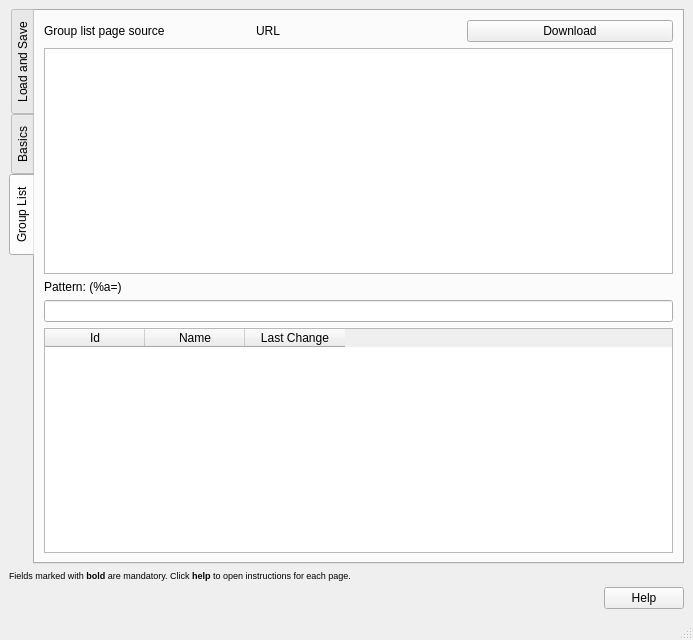
First picture: the form in src/parsermaker/parsermaker.ui, repository vranki/siilihai-client, before the edit.
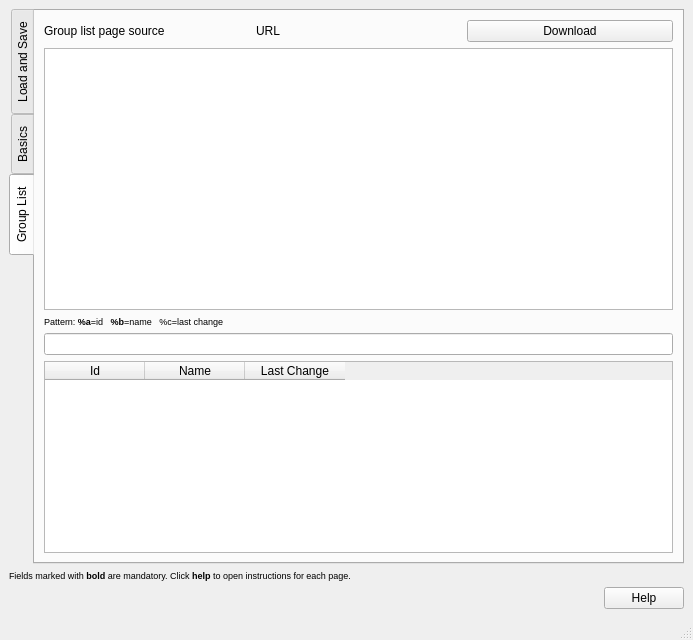
Second picture: the form after the edit. Icons and pictures are not drawn.

The edit to the form file:
```diff
--- a/src/parsermaker/parsermaker.ui
+++ b/src/parsermaker/parsermaker.ui
@@ -420,12 +420,23 @@
          </layout>
         </item>
         <item>
-         <widget class="QTextEdit" name="groupListSource"/>
+         <widget class="QTextEdit" name="groupListSource">
+          <property name="undoRedoEnabled">
+           <bool>false</bool>
+          </property>
+          <property name="readOnly">
+           <bool>true</bool>
+          </property>
+         </widget>
         </item>
         <item>
          <widget class="QLabel" name="label_21">
           <property name="text">
-           <string>Pattern: (%a=)</string>
+           <string>&lt;!DOCTYPE HTML PUBLIC &quot;-//W3C//DTD HTML 4.0//EN&quot; &quot;http://www.w3.org/TR/REC-html40/strict.dtd&quot;&gt;
+&lt;html&gt;&lt;head&gt;&lt;meta name=&quot;qrichtext&quot; content=&quot;1&quot; /&gt;&lt;style type=&quot;text/css&quot;&gt;
+p, li { white-space: pre-wrap; }
+&lt;/style&gt;&lt;/head&gt;&lt;body style=&quot; font-family:'Sans'; font-size:7pt; font-weight:400; font-style:normal;&quot;&gt;
+&lt;p style=&quot; margin-top:0px; margin-bottom:0px; margin-left:0px; margin-right:0px; -qt-block-indent:0; text-indent:0px;&quot;&gt;Pattern: &lt;span style=&quot; font-weight:600;&quot;&gt;%a&lt;/span&gt;=id   &lt;span style=&quot; font-weight:600;&quot;&gt;%b&lt;/span&gt;=name   %c=last change&lt;/p&gt;&lt;/body&gt;&lt;/html&gt;</string>
           </property>
          </widget>
         </item>
@@ -433,7 +444,13 @@
          <widget class="QLineEdit" name="lineEdit"/>
         </item>
         <item>
-         <widget class="QTableWidget" name="tableWidget">
+         <widget class="QTableWidget" name="groupListResultsTable">
+          <property name="sizePolicy">
+           <sizepolicy hsizetype="Expanding" vsizetype="Minimum">
+            <horstretch>0</horstretch>
+            <verstretch>0</verstretch>
+           </sizepolicy>
+          </property>
           <column>
            <property name="text">
             <string>Id</string>
```
Left out of the diff: 2 changed lines with no effect on the pictures.
